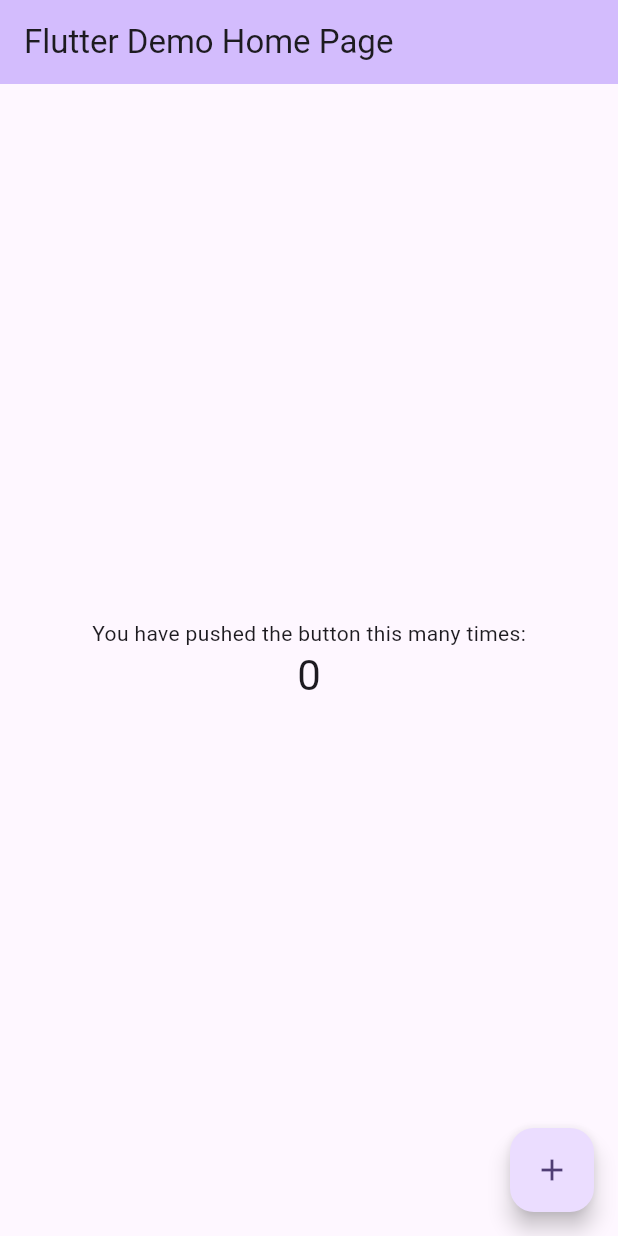
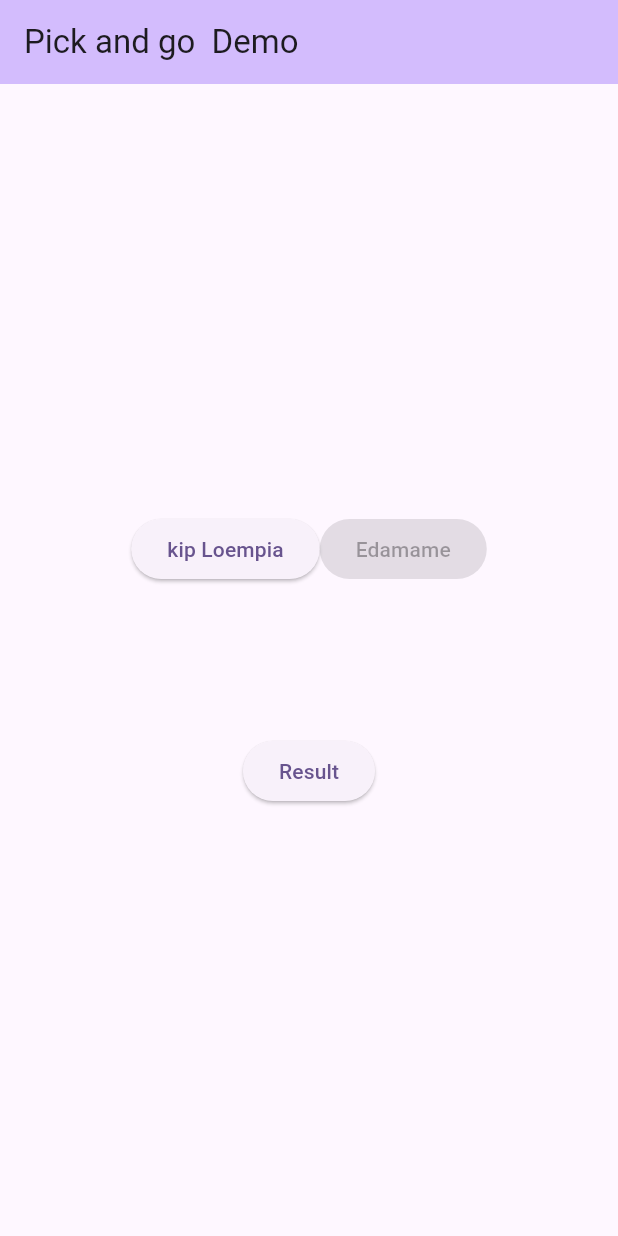
Before and after one commit to KhalilHen/pick_and_go, a Flutter app: the screen it shows after launch, on a phone screen of 412 x 824 dp. Run offline on Flutter 3.47's test engine with Material 3 defaults, Android fonts, the phone set to English and light mode, and no system bars.

Commit message:
Created the variables and buttons for it

```diff
--- a/lib/main.dart
+++ b/lib/main.dart
@@ -11,42 +11,18 @@
   @override
   Widget build(BuildContext context) {
     return MaterialApp(
-      title: 'Flutter Demo',
+      title: 'Pick and go  Demo',
       theme: ThemeData(
-        // This is the theme of your application.
-        //
-        // TRY THIS: Try running your application with "flutter run". You'll see
-        // the application has a purple toolbar. Then, without quitting the app,
-        // try changing the seedColor in the colorScheme below to Colors.green
-        // and then invoke "hot reload" (save your changes or press the "hot
-        // reload" button in a Flutter-supported IDE, or press "r" if you used
-        // the command line to start the app).
-        //
-        // Notice that the counter didn't reset back to zero; the application
-        // state is not lost during the reload. To reset the state, use hot
-        // restart instead.
-        //
-        // This works for code too, not just values: Most code changes can be
-        // tested with just a hot reload.
         colorScheme: ColorScheme.fromSeed(seedColor: Colors.deepPurple),
         useMaterial3: true,
       ),
-      home: const MyHomePage(title: 'Flutter Demo Home Page'),
+      home: const MyHomePage(title: 'Pick and go  Demo'),
     );
   }
 }
 
 class MyHomePage extends StatefulWidget {
   const MyHomePage({super.key, required this.title});
-
-  // This widget is the home page of your application. It is stateful, meaning
-  // that it has a State object (defined below) that contains fields that affect
-  // how it looks.
-
-  // This class is the configuration for the state. It holds the values (in this
-  // case the title) provided by the parent (in this case the App widget) and
-  // used by the build method of the State. Fields in a Widget subclass are
-  // always marked "final".
 
   final String title;
 
@@ -55,71 +31,46 @@
 }
 
 class _MyHomePageState extends State<MyHomePage> {
-  int _counter = 0;
-
-  void _incrementCounter() {
-    setState(() {
-      // This call to setState tells the Flutter framework that something has
-      // changed in this State, which causes it to rerun the build method below
-      // so that the display can reflect the updated values. If we changed
-      // _counter without calling setState(), then the build method would not be
-      // called again, and so nothing would appear to happen.
-      _counter++;
-    });
-  }
-
   @override
   Widget build(BuildContext context) {
-    // This method is rerun every time setState is called, for instance as done
-    // by the _incrementCounter method above.
-    //
-    // The Flutter framework has been optimized to make rerunning build methods
-    // fast, so that you can just rebuild anything that needs updating rather
-    // than having to individually change instances of widgets.
+    var gyoza = "1 portie";
+    var ebi = "1 portie Ebi";
+    var senseiSnackBox = "1 Sensei Snack Box";
+    var yakitoriSpiesjes = "1  portie Yakitori spiesjes";
+
+    var kipLoempia = 3;
+    var Edamame = 0.5;
+
+// var  yakitoriStuks =
+
     return Scaffold(
       appBar: AppBar(
-        // TRY THIS: Try changing the color here to a specific color (to
-        // Colors.amber, perhaps?) and trigger a hot reload to see the AppBar
-        // change color while the other colors stay the same.
         backgroundColor: Theme.of(context).colorScheme.inversePrimary,
-        // Here we take the value from the MyHomePage object that was created by
-        // the App.build method, and use it to set our appbar title.
         title: Text(widget.title),
       ),
       body: Center(
-        // Center is a layout widget. It takes a single child and positions it
-        // in the middle of the parent.
         child: Column(
-          // Column is also a layout widget. It takes a list of children and
-          // arranges them vertically. By default, it sizes itself to fit its
-          // children horizontally, and tries to be as tall as its parent.
-          //
-          // Column has various properties to control how it sizes itself and
-          // how it positions its children. Here we use mainAxisAlignment to
-          // center the children vertically; the main axis here is the vertical
-          // axis because Columns are vertical (the cross axis would be
-          // horizontal).
-          //
-          // TRY THIS: Invoke "debug painting" (choose the "Toggle Debug Paint"
-          // action in the IDE, or press "p" in the console), to see the
-          // wireframe for each widget.
           mainAxisAlignment: MainAxisAlignment.center,
           children: <Widget>[
-            const Text(
-              'You have pushed the button this many times:',
+            Row(
+              mainAxisAlignment: MainAxisAlignment.center,
+              children: [
+                ElevatedButton(
+                    onPressed: () {
+                      var kipLoempiaPressed;
+                      print(kipLoempia);
+                    },
+                    child: Text("kip Loempia")),
+                ElevatedButton(onPressed: null, child: Text("Edamame")),
+              ],
             ),
-            Text(
-              '$_counter',
-              style: Theme.of(context).textTheme.headlineMedium,
+            SizedBox(
+              height: 100,
             ),
+            ElevatedButton(onPressed: () {}, child: Text("Result")),
           ],
         ),
       ),
-      floatingActionButton: FloatingActionButton(
-        onPressed: _incrementCounter,
-        tooltip: 'Increment',
-        child: const Icon(Icons.add),
-      ), // This trailing comma makes auto-formatting nicer for build methods.
     );
   }
 }
```
